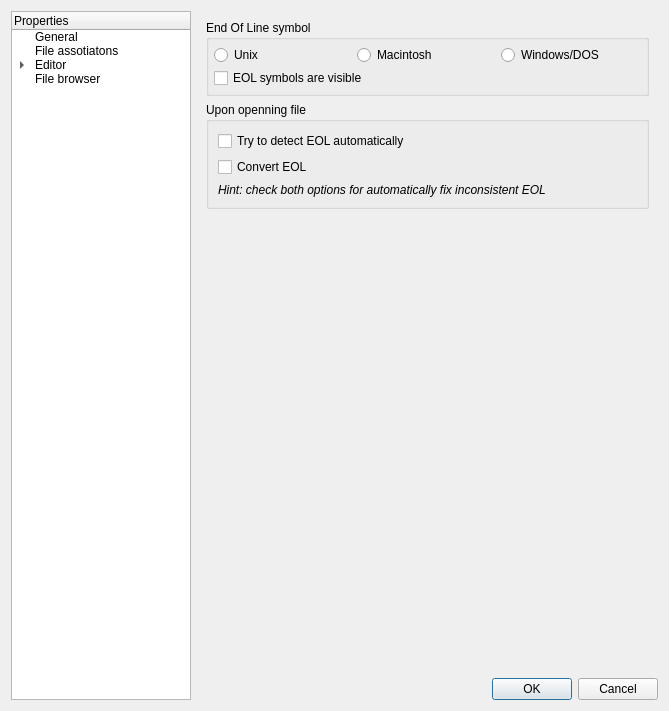
First picture: the form in mks/ui/UISettings.ui, repository andreikop/enki, before the edit.
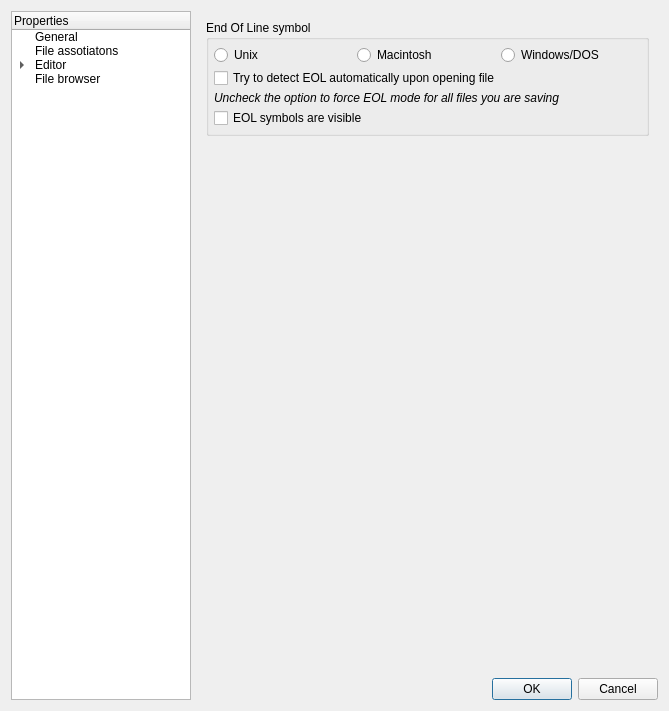
Second picture: the form after the edit. The open tabs and pages were chosen to show the change. Custom widgets are drawn as their Qt base class.

Commit message: Removed EOL/AutoConvert option. Now always True

```diff
--- a/mks/ui/UISettings.ui
+++ b/mks/ui/UISettings.ui
@@ -1633,37 +1633,21 @@
               </item>
              </layout>
             </item>
-            <item row="2" column="0">
+            <item row="4" column="0">
              <widget class="QCheckBox" name="cbEolVisibility">
               <property name="text">
                <string>EOL symbols are visible</string>
               </property>
              </widget>
             </item>
-           </layout>
-          </widget>
-         </item>
-         <item>
-          <widget class="QGroupBox" name="groupBox_5">
-           <property name="title">
-            <string>Upon openning file</string>
-           </property>
-           <layout class="QVBoxLayout" name="verticalLayout_14">
-            <item>
+            <item row="2" column="0">
              <widget class="QCheckBox" name="cbAutoDetectEol">
               <property name="text">
-               <string>Try to detect EOL automatically</string>
+               <string>Try to detect EOL automatically upon opening file</string>
               </property>
              </widget>
             </item>
-            <item>
-             <widget class="QCheckBox" name="cbAutoEolConversion">
-              <property name="text">
-               <string>Convert EOL</string>
-              </property>
-             </widget>
-            </item>
-            <item>
+            <item row="3" column="0">
              <widget class="QLabel" name="label_2">
               <property name="font">
                <font>
@@ -1671,10 +1655,7 @@
                </font>
               </property>
               <property name="text">
-               <string>Hint: check both options for automatically fix inconsistent EOL</string>
-              </property>
-              <property name="wordWrap">
-               <bool>true</bool>
+               <string>Uncheck the option to force EOL mode for all files you are saving</string>
               </property>
              </widget>
             </item>
```
Left out of the diff: 6 changed lines with no effect on the pictures. The commit also changes 3 other files.
